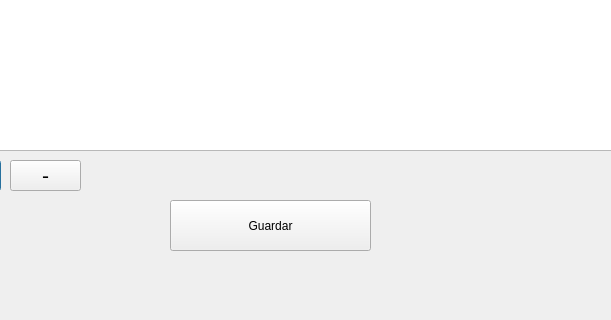
EscuelaProyectosPOO/simulacion, file interfaces/ventana_ventas/Ingreso_datos_ventas.ui: the form before one commit; both pictures show x 110 to 721 and y 290 to 610 of the 1003 by 610 pixel window.
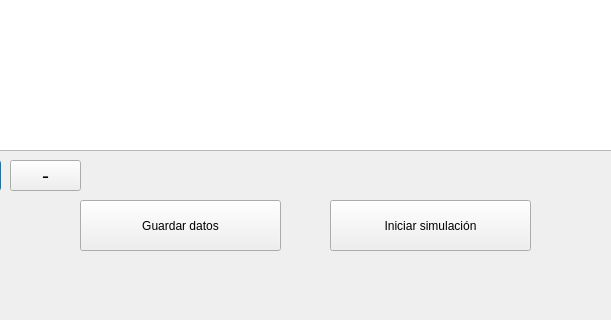
The form after the commit.

```diff
--- a/interfaces/ventana_ventas/Ingreso_datos_ventas.ui
+++ b/interfaces/ventana_ventas/Ingreso_datos_ventas.ui
@@ -95,14 +95,14 @@
   <widget class="QPushButton" name="Guardar">
    <property name="geometry">
     <rect>
-     <x>280</x>
+     <x>190</x>
      <y>490</y>
      <width>201</width>
      <height>51</height>
     </rect>
    </property>
    <property name="text">
-    <string>Guardar</string>
+    <string>Guardar datos</string>
    </property>
   </widget>
   <widget class="QFrame" name="requisitos_frame">
@@ -213,6 +213,19 @@
     <string>Guardar datos simulacion actual</string>
    </property>
   </widget>
+  <widget class="QPushButton" name="btniniciar">
+   <property name="geometry">
+    <rect>
+     <x>440</x>
+     <y>490</y>
+     <width>201</width>
+     <height>51</height>
+    </rect>
+   </property>
+   <property name="text">
+    <string>Iniciar simulación</string>
+   </property>
+  </widget>
  </widget>
  <resources/>
  <connections/>
```
